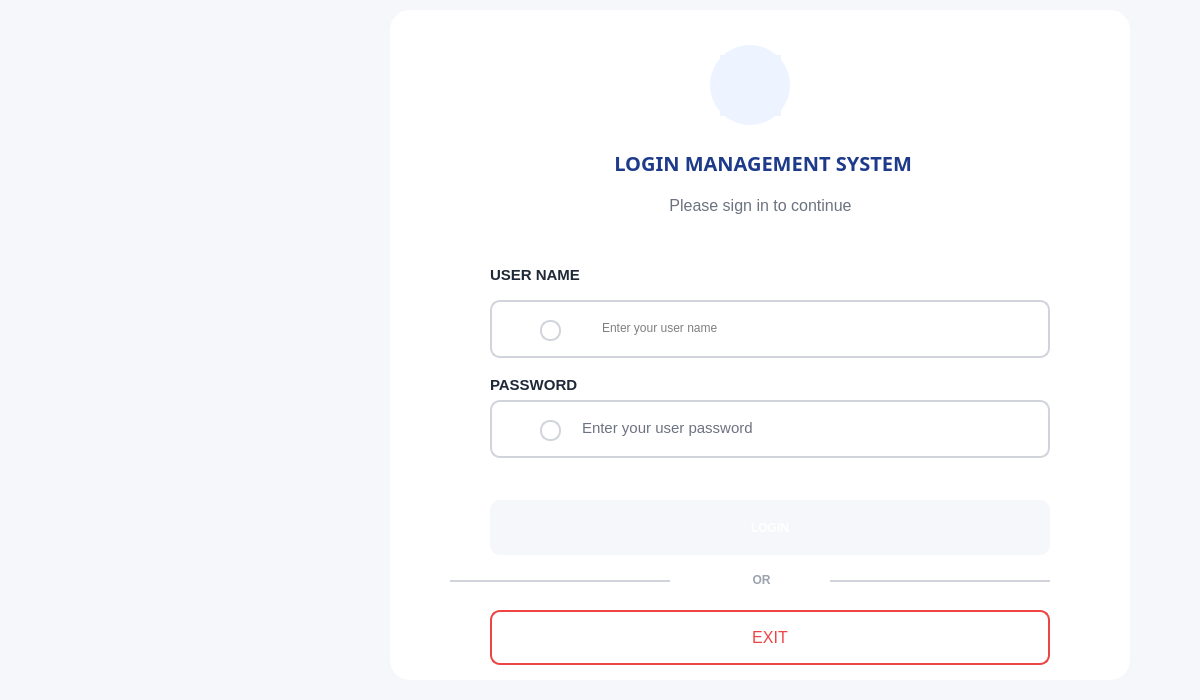
First picture: the form in mainwindow.ui, repository akshaya2215/Student-Management-System-Qt, before the edit.
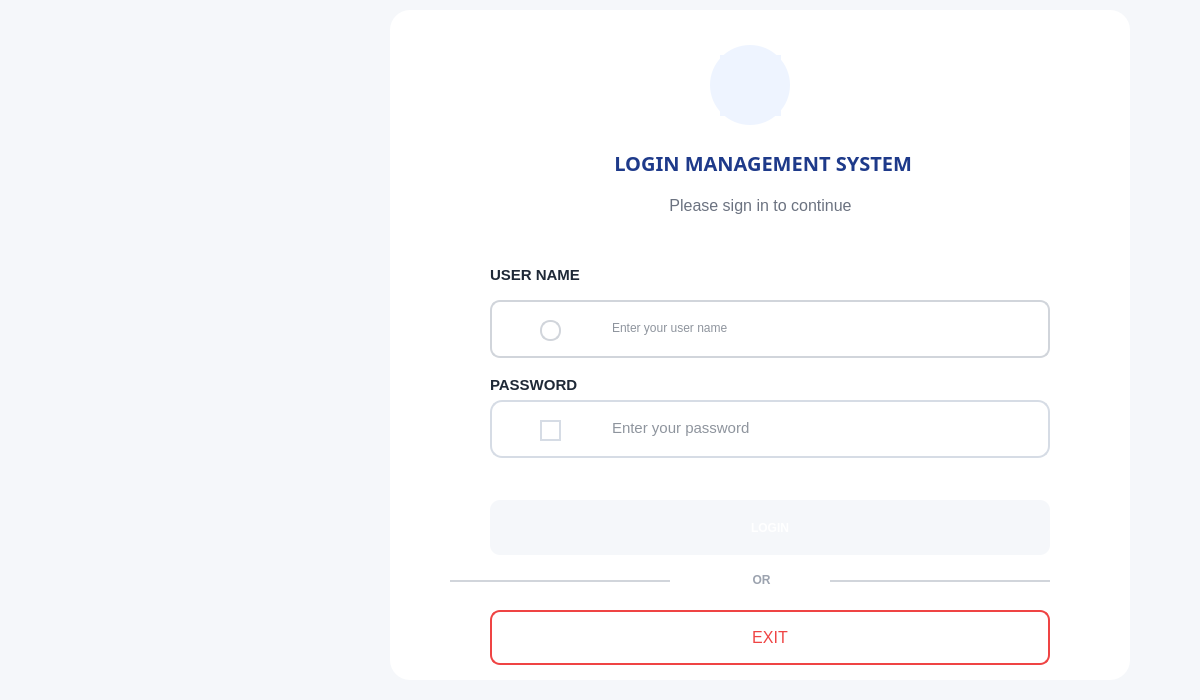
Second picture: the form after the edit. Icons and pictures are not drawn.

Commit message: final modifications of login page done

Diff of the .ui file:
```diff
--- a/mainwindow.ui
+++ b/mainwindow.ui
@@ -271,10 +271,11 @@
       <property name="styleSheet">
        <string notr="true">QLineEdit
 {
-    border:none;
-    background:transparent;
-    color:black;
-    font:11pt &quot;Segoe UI&quot;;
+    border: none;
+    background: transparent;
+    color: #1E293B;
+    font: 11pt &quot;Segoe UI&quot;;
+    padding-left: 10px;
 }</string>
       </property>
       <property name="placeholderText">
@@ -317,9 +318,19 @@
      <property name="styleSheet">
       <string notr="true">QFrame
 {
-    background:white;
-    border:2px solid #D1D5DB;
-    border-radius:10px;
+    background: white;
+    border: 2px solid #D6DCE5;
+    border-radius: 12px;
+}
+
+QFrame:hover
+{
+    border: 2px solid #93C5FD;
+}
+
+QFrame:focus
+{
+    border: 2px solid #2563EB;
 }</string>
      </property>
      <property name="frameShape">
@@ -350,7 +361,7 @@
      <widget class="QLineEdit" name="lineEdit_5">
       <property name="geometry">
        <rect>
-        <x>90</x>
+        <x>110</x>
         <y>10</y>
         <width>451</width>
         <height>35</height>
@@ -368,17 +379,18 @@
       <property name="styleSheet">
        <string notr="true">QLineEdit
 {
-    border:none;
-    background:transparent;
-    color:#6B7280;r:black;
-    font:11pt &quot;Segoe UI&quot;;
+    border: none;
+    background: transparent;
+    color: #1E293B;
+    font: 11pt &quot;Segoe UI&quot;;
+    padding-left: 10px;
 }</string>
       </property>
       <property name="text">
-       <string>Enter your user password</string>
+       <string/>
       </property>
       <property name="placeholderText">
-       <string>Enter your user name</string>
+       <string>Enter your password</string>
       </property>
      </widget>
     </widget>
```
The commit also changes 1 other file.
